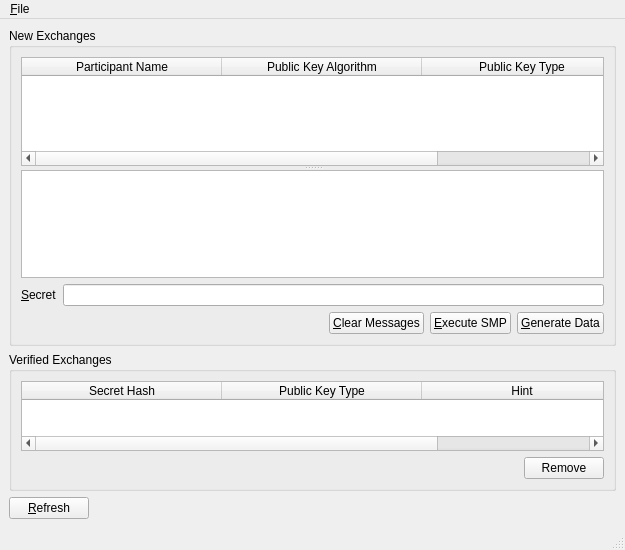
First picture: the form in branches/trunk/UI/spot-on-smpwindow.ui, repository textbrowser/spot-on, before the edit.
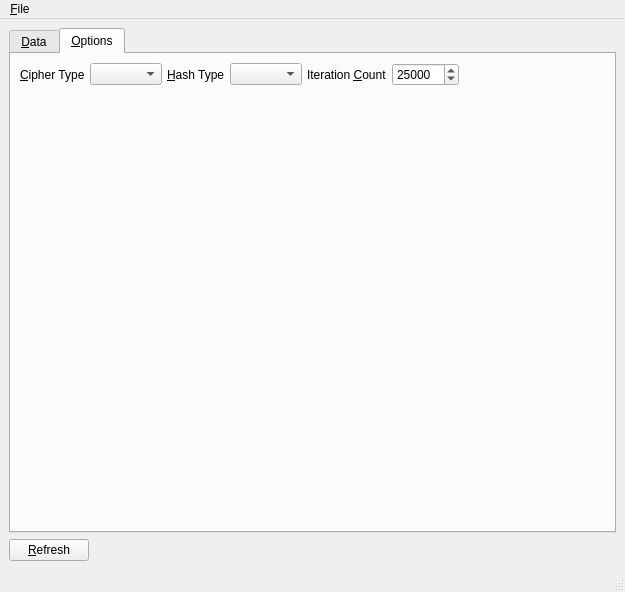
Second picture: the form after the edit. The open tabs and pages were chosen to show the change. Icons and pictures are not drawn.

Patch:
```diff
--- a/branches/trunk/UI/spot-on-smpwindow.ui
+++ b/branches/trunk/UI/spot-on-smpwindow.ui
@@ -7,7 +7,7 @@
     <x>0</x>
     <y>0</y>
     <width>625</width>
-    <height>550</height>
+    <height>592</height>
    </rect>
   </property>
   <property name="windowIcon">
@@ -17,6 +17,16 @@
   <widget class="QWidget" name="centralwidget">
    <layout class="QVBoxLayout" name="verticalLayout">
     <item>
+     <widget class="QTabWidget" name="tabWidget">
+      <property name="currentIndex">
+       <number>0</number>
+      </property>
+      <widget class="QWidget" name="tab_1">
+       <attribute name="title">
+        <string>&amp;Data</string>
+       </attribute>
+       <layout class="QVBoxLayout" name="verticalLayout_5">
+        <item>
      <widget class="QGroupBox" name="groupBox_2">
       <property name="title">
        <string>New Exchanges</string>
@@ -213,6 +223,110 @@
       </layout>
      </widget>
     </item>
+       </layout>
+      </widget>
+      <widget class="QWidget" name="tab_2">
+       <attribute name="title">
+        <string>&amp;Options</string>
+       </attribute>
+       <layout class="QVBoxLayout" name="verticalLayout_6">
+        <item>
+         <layout class="QHBoxLayout" name="horizontalLayout_99">
+          <property name="spacing">
+           <number>5</number>
+          </property>
+          <item>
+           <widget class="QLabel" name="label_138">
+            <property name="text">
+             <string>&amp;Cipher Type</string>
+            </property>
+            <property name="buddy">
+             <cstring>cipher_type</cstring>
+            </property>
+           </widget>
+          </item>
+          <item>
+           <widget class="QComboBox" name="cipher_type">
+            <property name="sizeAdjustPolicy">
+             <enum>QComboBox::AdjustToContents</enum>
+            </property>
+           </widget>
+          </item>
+          <item>
+           <widget class="QLabel" name="label_139">
+            <property name="text">
+             <string>&amp;Hash Type</string>
+            </property>
+            <property name="buddy">
+             <cstring>hash_type</cstring>
+            </property>
+           </widget>
+          </item>
+          <item>
+           <widget class="QComboBox" name="hash_type">
+            <property name="sizeAdjustPolicy">
+             <enum>QComboBox::AdjustToContents</enum>
+            </property>
+           </widget>
+          </item>
+          <item>
+           <widget class="QLabel" name="label_140">
+            <property name="text">
+             <string>Iteration &amp;Count</string>
+            </property>
+            <property name="buddy">
+             <cstring>iteration_count</cstring>
+            </property>
+           </widget>
+          </item>
+          <item>
+           <widget class="QSpinBox" name="iteration_count">
+            <property name="toolTip">
+             <string>&lt;html&gt;&lt;head/&gt;&lt;body&gt;&lt;p&gt;Please do not modify the Iteration Count unless you have notified other participants.&lt;/p&gt;&lt;/body&gt;&lt;/html&gt;</string>
+            </property>
+            <property name="minimum">
+             <number>10000</number>
+            </property>
+            <property name="maximum">
+             <number>999999999</number>
+            </property>
+            <property name="value">
+             <number>25000</number>
+            </property>
+           </widget>
+          </item>
+          <item>
+           <spacer name="horizontalSpacer_80">
+            <property name="orientation">
+             <enum>Qt::Horizontal</enum>
+            </property>
+            <property name="sizeHint" stdset="0">
+             <size>
+              <width>40</width>
+              <height>20</height>
+             </size>
+            </property>
+           </spacer>
+          </item>
+         </layout>
+        </item>
+        <item>
+         <spacer name="verticalSpacer">
+          <property name="orientation">
+           <enum>Qt::Vertical</enum>
+          </property>
+          <property name="sizeHint" stdset="0">
+           <size>
+            <width>20</width>
+            <height>40</height>
+           </size>
+          </property>
+         </spacer>
+        </item>
+       </layout>
+      </widget>
+     </widget>
+    </item>
     <item>
      <layout class="QHBoxLayout" name="horizontalLayout_5">
       <item>
```
Left out of the diff: 6 changed lines with no effect on the pictures. Lines whose indentation alone changed are shown as unchanged.
